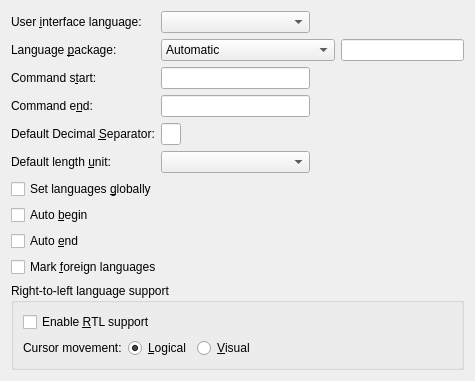
The window that src/frontends/qt4/ui/PrefLanguageUi.ui (cburschka/lyx) describes before a commit, drawn with Qt 5.
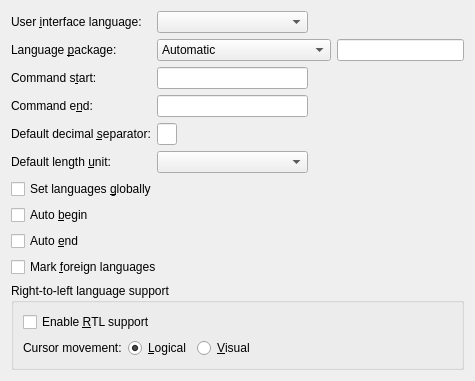
The same window after the commit.

```diff
--- a/src/frontends/qt4/ui/PrefLanguageUi.ui
+++ b/src/frontends/qt4/ui/PrefLanguageUi.ui
@@ -131,7 +131,7 @@
    <item row="4" column="0">
     <widget class="QLabel" name="decimalPointL">
      <property name="text">
-      <string>Default Decimal &amp;Separator:</string>
+      <string>Default decimal &amp;separator:</string>
      </property>
      <property name="buddy">
       <cstring>defaultDecimalPointLE</cstring>
```
Left out of the diff: 3 changed lines with no effect on the pictures. Lines whose indentation alone changed are shown as unchanged.
